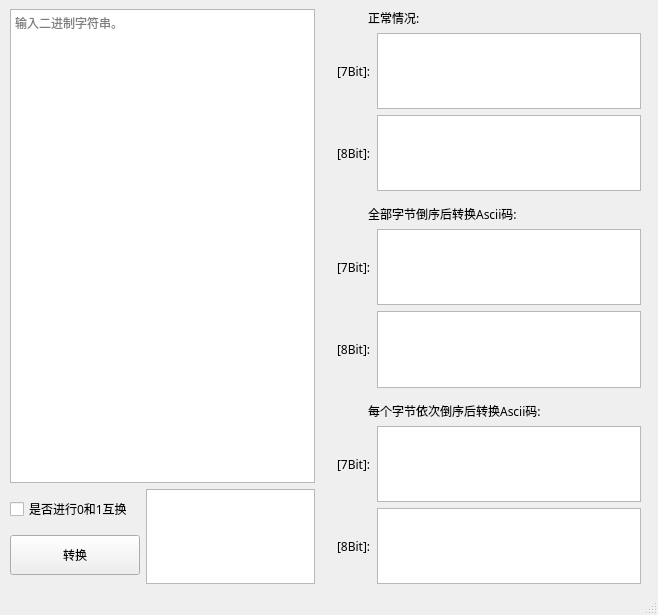
The window that src/GUI/ui.ui (UP0916/B2A-Tools) describes before a commit, drawn with Qt 5.
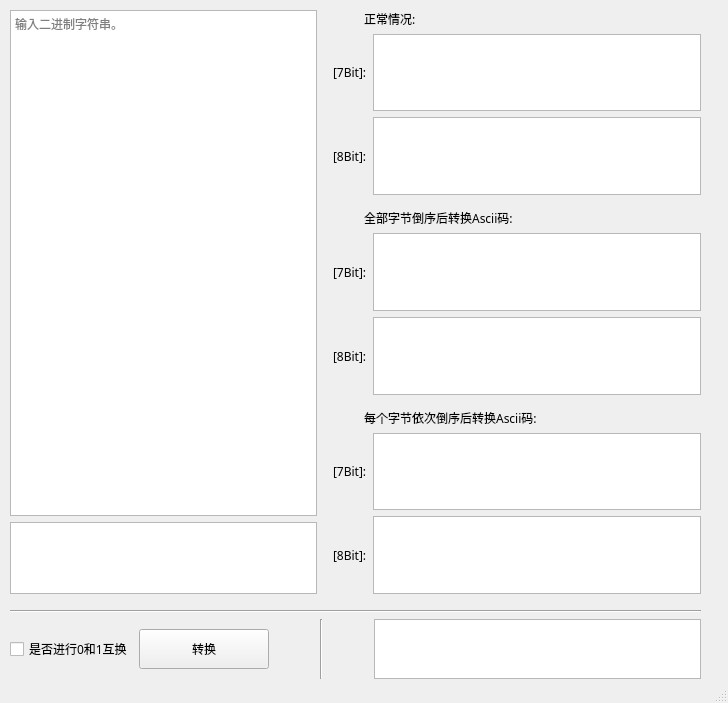
The same window after the commit. Custom widgets are drawn as their Qt base class.

Commit message: 添加一个输出框

Patch:
```diff
--- a/src/GUI/ui.ui
+++ b/src/GUI/ui.ui
@@ -6,8 +6,8 @@
    <rect>
     <x>0</x>
     <y>0</y>
-    <width>658</width>
-    <height>615</height>
+    <width>728</width>
+    <height>703</height>
    </rect>
   </property>
   <property name="font">
@@ -26,14 +26,16 @@
     <property name="geometry">
      <rect>
       <x>10</x>
-      <y>9</y>
-      <width>631</width>
-      <height>575</height>
+      <y>10</y>
+      <width>691</width>
+      <height>669</height>
      </rect>
     </property>
-    <layout class="QHBoxLayout" name="horizontalLayout_8" stretch="3,0,3">
+    <layout class="QVBoxLayout" name="verticalLayout_7">
      <item>
-      <layout class="QVBoxLayout" name="verticalLayout_3" stretch="5,1">
+      <layout class="QHBoxLayout" name="horizontalLayout_7" stretch="5,0,6">
+       <item>
+        <layout class="QVBoxLayout" name="verticalLayout_3" stretch="7,1">
        <item>
         <widget class="MyQPlanTextEdit" name="plainTextEdit">
          <property name="font">
@@ -47,45 +49,20 @@
         </widget>
        </item>
        <item>
-        <layout class="QHBoxLayout" name="horizontalLayout_7">
-         <item>
-          <layout class="QVBoxLayout" name="verticalLayout_2" stretch="0,0">
-           <item>
-            <widget class="QCheckBox" name="checkBox">
-             <property name="text">
-              <string>是否进行0和1互换</string>
-             </property>
-            </widget>
-           </item>
-           <item>
-            <widget class="QPushButton" name="pushButton">
+          <widget class="QPlainTextEdit" name="plainTextEdit_9">
              <property name="sizePolicy">
-              <sizepolicy hsizetype="Minimum" vsizetype="Fixed">
+            <sizepolicy hsizetype="Minimum" vsizetype="Minimum">
                <horstretch>0</horstretch>
                <verstretch>0</verstretch>
               </sizepolicy>
              </property>
              <property name="minimumSize">
               <size>
-               <width>130</width>
-               <height>40</height>
-              </size>
-             </property>
-             <property name="text">
-              <string>转换</string>
-             </property>
-            </widget>
-           </item>
-          </layout>
-         </item>
-         <item>
-          <widget class="QPlainTextEdit" name="plainTextEdit_8">
-           <property name="readOnly">
-            <bool>true</bool>
-           </property>
-          </widget>
-         </item>
-        </layout>
+             <width>0</width>
+             <height>72</height>
+            </size>
+           </property>
+          </widget>
        </item>
       </layout>
      </item>
@@ -94,9 +71,12 @@
        <property name="orientation">
         <enum>Qt::Horizontal</enum>
        </property>
+         <property name="sizeType">
+          <enum>QSizePolicy::Maximum</enum>
+         </property>
        <property name="sizeHint" stdset="0">
         <size>
-         <width>16</width>
+           <width>10</width>
          <height>20</height>
         </size>
        </property>
@@ -250,6 +230,129 @@
             <widget class="QPlainTextEdit" name="plainTextEdit_7"/>
            </item>
           </layout>
+           </item>
+          </layout>
+         </item>
+        </layout>
+       </item>
+      </layout>
+     </item>
+     <item>
+      <spacer name="verticalSpacer_3">
+       <property name="orientation">
+        <enum>Qt::Vertical</enum>
+       </property>
+       <property name="sizeType">
+        <enum>QSizePolicy::Minimum</enum>
+       </property>
+       <property name="sizeHint" stdset="0">
+        <size>
+         <width>20</width>
+         <height>10</height>
+        </size>
+       </property>
+      </spacer>
+     </item>
+     <item>
+      <layout class="QVBoxLayout" name="verticalLayout_2">
+       <item>
+        <widget class="Line" name="line">
+         <property name="orientation">
+          <enum>Qt::Horizontal</enum>
+         </property>
+        </widget>
+       </item>
+       <item>
+        <layout class="QHBoxLayout" name="horizontalLayout_8" stretch="0,0,0,0,0,0">
+         <item>
+          <widget class="QCheckBox" name="checkBox">
+           <property name="sizePolicy">
+            <sizepolicy hsizetype="Maximum" vsizetype="Fixed">
+             <horstretch>0</horstretch>
+             <verstretch>0</verstretch>
+            </sizepolicy>
+           </property>
+           <property name="text">
+            <string>是否进行0和1互换</string>
+           </property>
+          </widget>
+         </item>
+         <item>
+          <widget class="QPushButton" name="pushButton">
+           <property name="sizePolicy">
+            <sizepolicy hsizetype="Maximum" vsizetype="Fixed">
+             <horstretch>0</horstretch>
+             <verstretch>0</verstretch>
+            </sizepolicy>
+           </property>
+           <property name="minimumSize">
+            <size>
+             <width>130</width>
+             <height>40</height>
+            </size>
+           </property>
+           <property name="text">
+            <string>转换</string>
+           </property>
+          </widget>
+         </item>
+         <item>
+          <spacer name="horizontalSpacer_2">
+           <property name="orientation">
+            <enum>Qt::Horizontal</enum>
+           </property>
+           <property name="sizeType">
+            <enum>QSizePolicy::Maximum</enum>
+           </property>
+           <property name="sizeHint" stdset="0">
+            <size>
+             <width>45</width>
+             <height>20</height>
+            </size>
+           </property>
+          </spacer>
+         </item>
+         <item>
+          <widget class="Line" name="line_2">
+           <property name="orientation">
+            <enum>Qt::Vertical</enum>
+           </property>
+          </widget>
+         </item>
+         <item>
+          <spacer name="horizontalSpacer_3">
+           <property name="orientation">
+            <enum>Qt::Horizontal</enum>
+           </property>
+           <property name="sizeType">
+            <enum>QSizePolicy::Maximum</enum>
+           </property>
+           <property name="sizeHint" stdset="0">
+            <size>
+             <width>45</width>
+             <height>20</height>
+            </size>
+           </property>
+          </spacer>
+         </item>
+         <item>
+          <widget class="QPlainTextEdit" name="plainTextEdit_8">
+           <property name="sizePolicy">
+            <sizepolicy hsizetype="Maximum" vsizetype="Maximum">
+             <horstretch>0</horstretch>
+             <verstretch>0</verstretch>
+            </sizepolicy>
+           </property>
+           <property name="maximumSize">
+            <size>
+             <width>402</width>
+             <height>60</height>
+            </size>
+           </property>
+           <property name="readOnly">
+            <bool>true</bool>
+           </property>
+          </widget>
          </item>
         </layout>
        </item>
```
Lines whose indentation alone changed are shown as unchanged. The commit also changes 2 other files.
